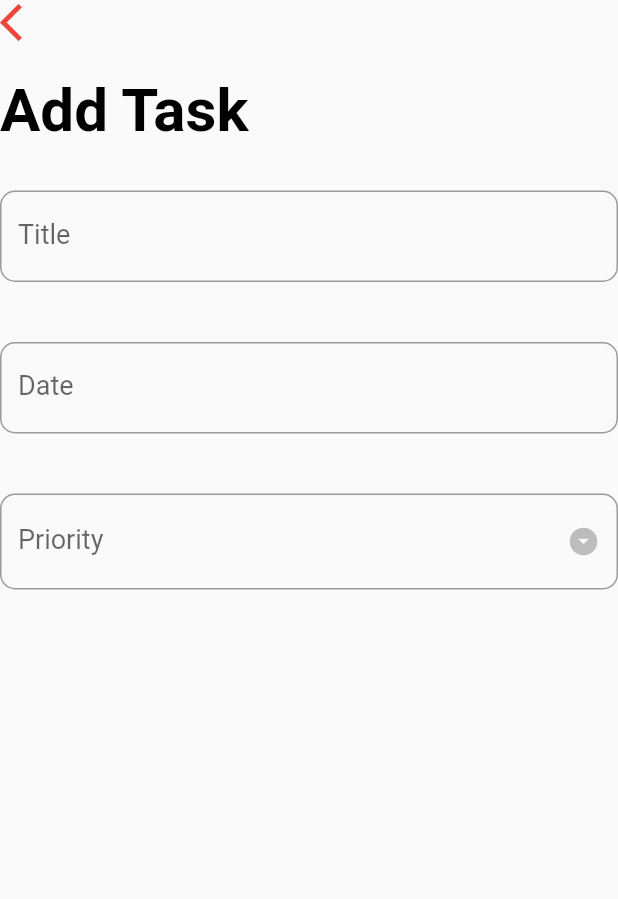
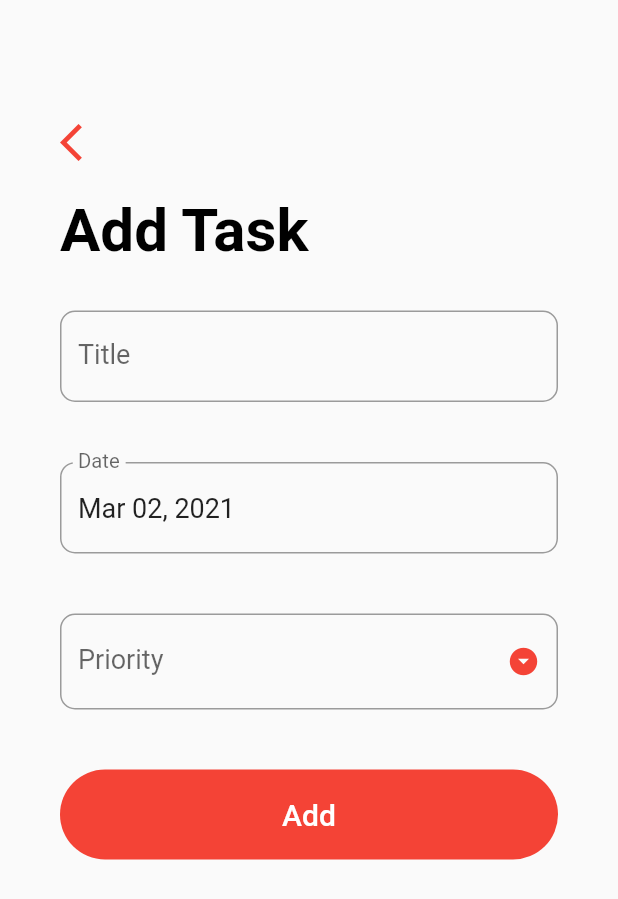
Before and after one commit to alycolbar/todo, a Flutter app: the AddTaskWidget screen opened directly, on a phone screen of 412 x 824 dp. Shown: the top 899 px of the screen. Run offline on Flutter 3.47's test engine with Material 2 defaults, Android fonts, the phone set to English and light mode, and no system bars.

Commit message:
add task

```diff
--- a/lib/widgets/add_task_widget.dart
+++ b/lib/widgets/add_task_widget.dart
@@ -20,6 +20,12 @@ class _AddTaskWidgetState extends State<AddTaskWidget> {
     'High'
   ];
 
+  @override
+  void initState() {
+    super.initState();
+    _dateController.text = _dateFormatter.format(_date);
+  }
+
   _handleDatePicker() async {
     final DateTime date = await showDatePicker(
       context: context,
@@ -35,10 +41,27 @@ class _AddTaskWidgetState extends State<AddTaskWidget> {
     }
   }
 
+  _submit() {
+    if (_formKey.currentState.validate()) {
+      _formKey.currentState.save();
+      print('$_title, $_date, $_priority');
+
+      //Insert task to user database
+
+      //Update database
+      Navigator.pop(context);
+    }
+  }
+
   @override
   Widget build(BuildContext context) {
     return Scaffold(
-      body: Column(
+      body: GestureDetector(
+        onTap: () => FocusScope.of(context).unfocus(),
+        child: SingleChildScrollView(
+          child: Container(
+            padding: EdgeInsets.symmetric(horizontal: 40.0, vertical: 80.0),
+            child: Column(
               crossAxisAlignment: CrossAxisAlignment.start,
               children: <Widget>[
                 GestureDetector(
@@ -82,6 +105,7 @@ class _AddTaskWidgetState extends State<AddTaskWidget> {
                       Padding(
                         padding: EdgeInsets.symmetric(vertical: 20.0),
                         child: TextFormField(
+                          readOnly: true,
                           controller: _dateController,
                           style: TextStyle(fontSize: 18.0),
                           onTap: _handleDatePicker,
@@ -97,6 +121,7 @@ class _AddTaskWidgetState extends State<AddTaskWidget> {
                       Padding(
                         padding: EdgeInsets.symmetric(vertical: 20.0),
                         child: DropdownButtonFormField(
+                          isDense: true,
                           icon: Icon(Icons.arrow_drop_down_circle),
                           iconSize: 22.0,
                           iconEnabledColor: Theme.of(context).primaryColor,
@@ -120,15 +145,39 @@ class _AddTaskWidgetState extends State<AddTaskWidget> {
                               borderRadius: BorderRadius.circular(10.0),
                             ), // OutlineInputBorder
                           ), // InputDecoration
-                    validator: (input) => input.trim().isEmpty ? 'Please select a priority level' : null,
-                    onSaved: (input) => _priority = input,
+                          validator: (input) => _priority == null ? 'Please select a priority level' : null,
+                          onChanged: (value) {
+                            setState(() {
+                              _priority = value;
+                            });
+                          },
+                          value: _priority,
                         ), // DropdownButtonFormField
                       ), // Padding
+                      Container(
+                        margin: EdgeInsets.symmetric(vertical: 20.0),
+                        height: 60.0,
+                        width: double.infinity,
+                        decoration: BoxDecoration(color: Theme.of(context).primaryColor, borderRadius: BorderRadius.circular(30.0)), // BoxDecoration
+                        child: FlatButton(
+                          child: Text(
+                            "Add",
+                            style: TextStyle(
+                              color: Colors.white,
+                              fontSize: 20.0,
+                            ), // TextStyle
+                          ), // Text
+                          onPressed: _submit,
+                        ), // FlatButton
+                      ), // Container
                     ], // <Widget> []
                   ), // Column
                 ), // Form
               ], // <Widget>[]
             ), // Column
+          ), // Container
+        ), // SingleChildScrollView
+      ), // GestureDetector
     ); // Scaffold
   }
 }
```
Lines whose indentation alone changed are shown as unchanged.
